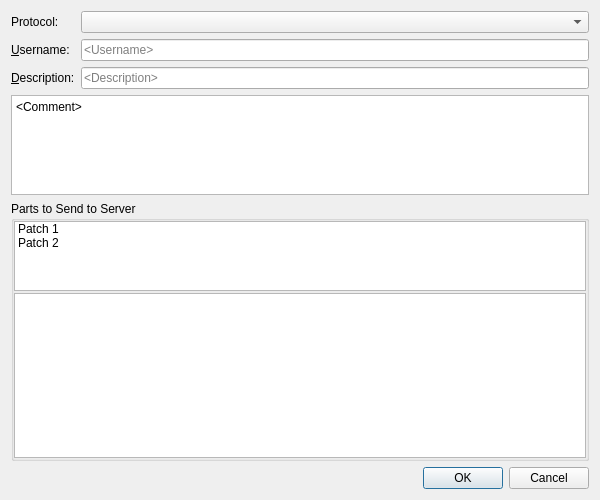
This is src/plugins/cpaster/pasteview.ui in qt-creator/qt-creator as Qt 5 draws it before an edit. The edited form follows.
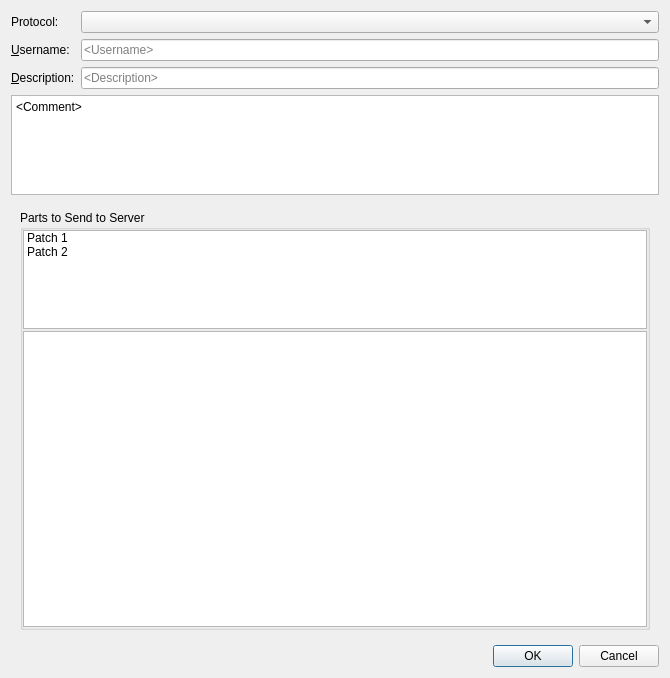
This is the edited form. Custom widgets are drawn as their Qt base class.

Diff of the .ui file:
```diff
--- a/src/plugins/cpaster/pasteview.ui
+++ b/src/plugins/cpaster/pasteview.ui
@@ -6,8 +6,8 @@
    <rect>
     <x>0</x>
     <y>0</y>
-    <width>600</width>
-    <height>500</height>
+    <width>670</width>
+    <height>678</height>
    </rect>
   </property>
   <property name="windowTitle">
@@ -89,6 +89,10 @@
     </widget>
    </item>
    <item>
+    <widget class="QStackedWidget" name="stackedWidget">
+     <widget class="QWidget" name="diffChunkPage">
+      <layout class="QVBoxLayout" name="verticalLayout">
+       <item>
     <widget class="QGroupBox" name="groupBox">
      <property name="sizePolicy">
       <sizepolicy hsizetype="Expanding" vsizetype="Expanding">
@@ -151,6 +155,17 @@
        </widget>
       </item>
      </layout>
+        </widget>
+       </item>
+      </layout>
+     </widget>
+     <widget class="QWidget" name="plainTextPage">
+      <layout class="QVBoxLayout" name="verticalLayout_2">
+       <item>
+        <widget class="QPlainTextEdit" name="plainTextEdit"/>
+       </item>
+      </layout>
+     </widget>
     </widget>
    </item>
    <item>
```
Left out of the diff: 8 changed lines with no effect on the pictures. Lines whose indentation alone changed are shown as unchanged.
